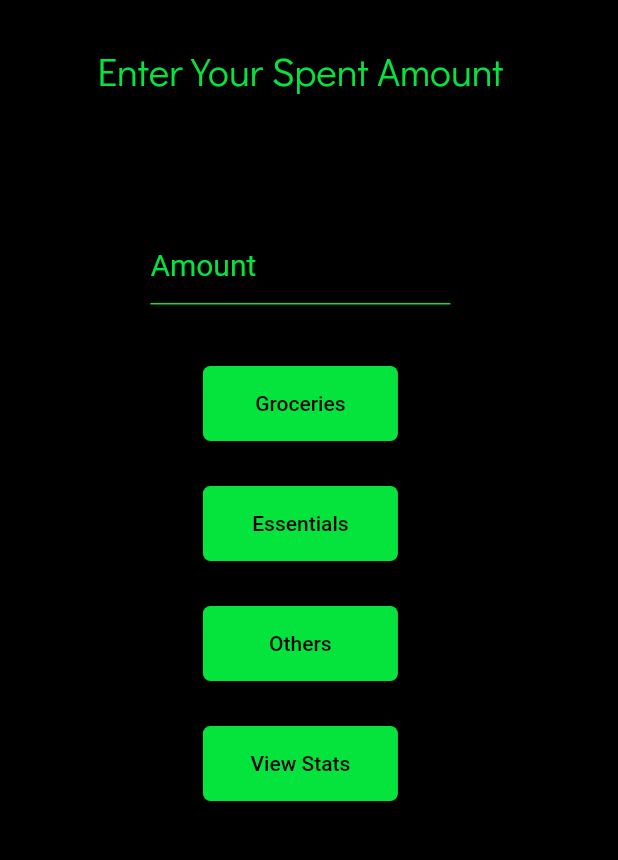
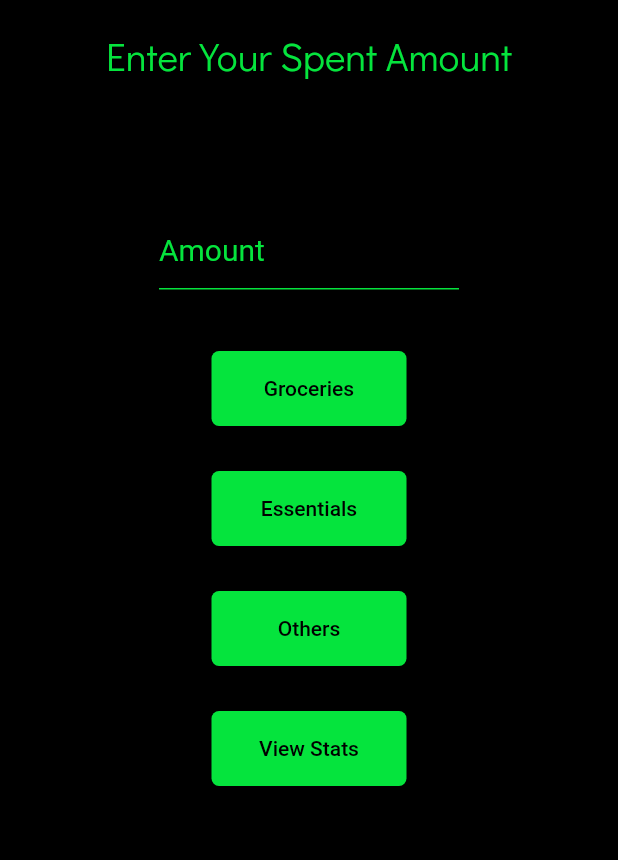
Before and after one commit to MoryaNischay/MobileApp, a Flutter app: the SecondRoute screen opened directly, on a phone screen of 412 x 824 dp, the part 84-944 px from its top. Run offline on Flutter 3.47's test engine with Material 2 defaults, Android fonts, the phone set to English and light mode, and no system bars; our stand-ins replace cloud_firestore, firebase_auth, firebase_core, shared_preferences; accounts and stored records are empty; network calls fail; Roboto replaces fonts that are missing (DidactGotgic).

Commit message:
Unified theme to single file

```diff
--- a/lib/screens/LoginScreen.dart
+++ b/lib/screens/LoginScreen.dart
@@ -45,7 +45,6 @@ class _LoginScreenState extends State<LoginScreen> {
     }
   }
 
-
   Widget _entryField(
     String title,
     TextEditingController controller,
@@ -57,7 +56,8 @@ class _LoginScreenState extends State<LoginScreen> {
       decoration: InputDecoration(
         labelText: title,
         labelStyle: TextStyle(color: razerColor),
-        enabledBorder: UnderlineInputBorder(borderSide: BorderSide(color: razerColor)),
+        enabledBorder:
+            UnderlineInputBorder(borderSide: BorderSide(color: razerColor)),
         //enabledBorder: OutlineInputBorder(),
       ),
     );
--- a/lib/screens/secondpage.dart
+++ b/lib/screens/secondpage.dart
@@ -93,7 +93,7 @@ class Valid extends State<SecondRoute> {
   Widget build(BuildContext context) {
     return Scaffold(
       resizeToAvoidBottomInset: false,
-      backgroundColor: Colors.black,
+      backgroundColor: txtBgclr,
       appBar: AppBar(
         leading: BackButton(
           color: Colors.black,
@@ -105,18 +105,21 @@ class Valid extends State<SecondRoute> {
         title: const Text(
           'Money Spent',
           style: TextStyle(
-              color: Colors.black, fontFamily: 'DidactGothic', fontSize: 30),
+              color: txtBgclr, fontFamily: 'DidactGothic', fontSize: 30),
         ),
       ),
       body: Container(
-        // key: _formKey,
-        margin: const EdgeInsets.only(top: 30, left: 65),
+        height: double.infinity,
+        width: double.infinity,
         child: Column(
           children: [
+            const SizedBox(
+              height: 20,
+            ),
             const Text(
               'Enter Your Spent Amount',
               style: TextStyle(
-                  color: razerColor, fontFamily: 'DidactGothic', fontSize: 26),
+                  color: txtclr, fontFamily: 'DidactGothic', fontSize: 26),
             ),
             const SizedBox(
               height: 80,
@@ -125,37 +128,23 @@ class Valid extends State<SecondRoute> {
               constraints:
                   const BoxConstraints.tightFor(width: 200, height: 100),
               child: TextField(
+                onChanged: (val) => setState(() {
+                  amount = val;
+                }),
                 controller: _controllerField,
                 keyboardType: TextInputType.number,
-                cursorColor: razerColor,
-                style: const TextStyle(color: razerColor, fontSize: 30),
+                cursorColor: txtclr,
+                style: const TextStyle(color: txtclr, fontSize: 30),
                 decoration: const InputDecoration(
                     hintStyle: (TextStyle(
-                        color: razerColor,
+                        color: txtclr,
                         fontFamily: 'DidactGotgic',
                         fontSize: 20)),
                     enabledBorder: UnderlineInputBorder(
-                        borderSide: BorderSide(color: razerColor)),
+                        borderSide: BorderSide(color: txtclr)),
                     hintText: 'Amount'),
               ),
-              // child: TextFormField(
-              //     onChanged: (val) => setState(() {
-              //           amount = val;
-
-              //           //
-              //         }),
-              //     keyboardType: TextInputType.number,
-              //     cursorColor: razerColor,
-              //     style: const TextStyle(color: razerColor, fontSize: 30),
-              //     decoration: const InputDecoration(
-              //       hintStyle: (TextStyle(
-              //           color: razerColor,
-              //           fontFamily: 'DidactGothic',
-              //           fontSize: 20)),
-              //       border: UnderlineInputBorder(),
-              //       hintText: 'Amount',
-              //     )),
-            ),
+             ),
             ElevatedButton(
                 style: style1,
                 onPressed: () {
@@ -163,9 +152,7 @@ class Valid extends State<SecondRoute> {
 
                   userSetup(money: groc);
                   _controllerField.clear();
-                  // _groceries = _groceries + int.parse(amount);
-                  // print(_groceries);
-                  // setGroceries();
+
                 },
                 child: const Text('Groceries')),
             const SizedBox(
@@ -177,6 +164,7 @@ class Valid extends State<SecondRoute> {
                   _essentials = _essentials + int.parse(amount);
                   print(_essentials);
                   setEssentials();
+                  _controllerField.clear();
                 },
                 child: const Text('Essentials')),
             const SizedBox(
@@ -188,6 +176,7 @@ class Valid extends State<SecondRoute> {
                   _others = _others + int.parse(amount);
                   print(_others);
                   setOthers();
+                  _controllerField.clear();
                 },
                 child: const Text('Others')),
             const SizedBox(
--- a/lib/screens/statspage.dart
+++ b/lib/screens/statspage.dart
@@ -48,7 +48,7 @@ class StatsPage extends StatelessWidget {
                 height: 30,
               ),
               Text(
-                'Amount spent on essentials: $Essentials',
+                'Amount spent on Essentials: $Essentials',
                 style: const TextStyle(
                     color: razerColor,
                     fontFamily: 'DidactGothic',
@@ -64,7 +64,6 @@ class StatsPage extends StatelessWidget {
                     fontFamily: 'DidactGothic',
                     fontSize: 24),
               ),
-
             ],
           ),
         ),
--- a/lib/themecode/themecode.dart
+++ b/lib/themecode/themecode.dart
@@ -1,17 +1,26 @@
 import 'package:flutter/material.dart';
 
 const razerColor = Color.fromARGB(255, 5, 228, 61);
-
+const txtBgclr = Colors.black;
+const txtclr = Color.fromARGB(255, 5, 228, 61);
 var style1 = ElevatedButton.styleFrom(
   primary: razerColor,
-  onPrimary: Colors.black,
+  onPrimary: txtBgclr,
   shape: RoundedRectangleBorder(borderRadius: BorderRadius.circular(5)),
   minimumSize: const Size(130, 50),
 );
 var style2 = ElevatedButton.styleFrom(
     primary: razerColor,
-    onPrimary: Colors.black,
+    onPrimary: txtBgclr,
     shape: RoundedRectangleBorder(borderRadius: BorderRadius.circular(3)),
     minimumSize: const Size(200, 50));
 
-const txtBgclr = Colors.black;
+const gradColor = BoxDecoration(
+    gradient: LinearGradient(
+  begin: Alignment.topRight,
+  end: Alignment.bottomLeft,
+  colors: [
+    Colors.red,
+    Colors.blue,
+  ],
+));
```
Also changed, not shown: lib/screens/firstpage.dart (+5 -5 lines), lib/screens/lentmoney.dart (+4 -6 lines).
